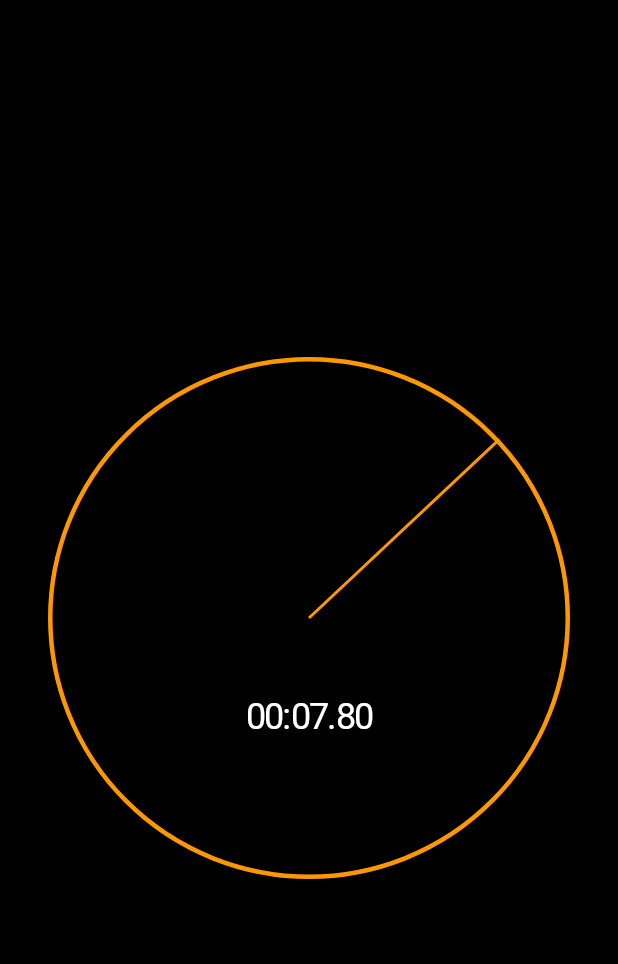
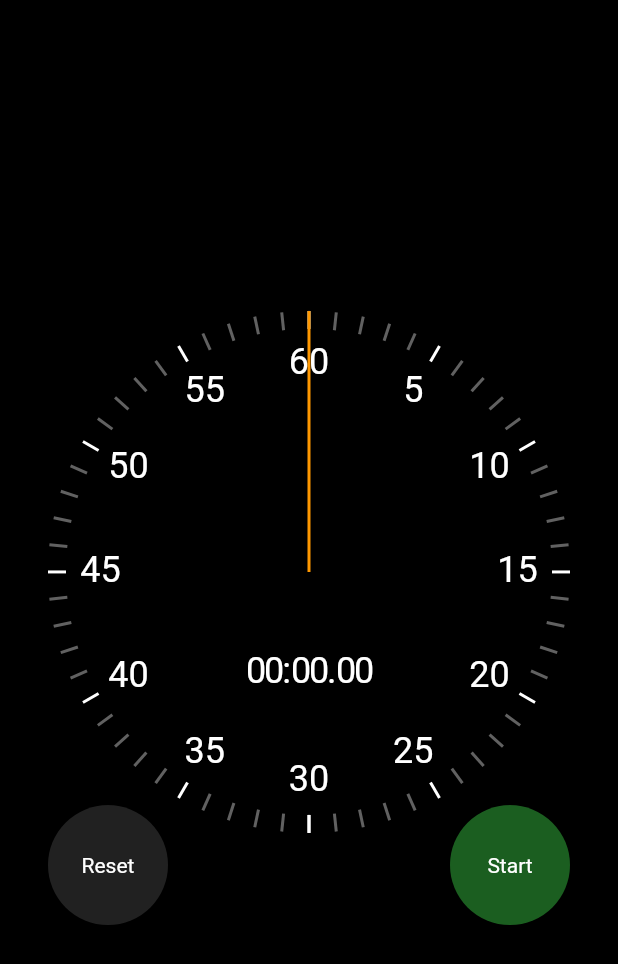
Before and after one commit to szgozcan/stopwatch, a Flutter app: the screen it shows after launch, on a phone screen of 412 x 824 dp. Shown: the top 964 px of the screen. Run offline on Flutter 3.47's test engine with Material 2 defaults, Android fonts, the phone set to English and light mode, and no system bars.

Commit message:
last commit

```diff
--- a/lib/main.dart
+++ b/lib/main.dart
@@ -28,7 +28,10 @@ class MyHomePage extends StatelessWidget {
         body: Center(
           child: Padding(
             padding: const EdgeInsets.all(32.0),
-            child: AspectRatio(aspectRatio: 1.0, child: Stopwatch()),
+            child: AspectRatio(
+              aspectRatio: 0.85,
+              child: Stopwatch(),
+            ),
           ),
         ),
       ),
--- /dev/null
+++ b/lib/ui/clock_markers.dart
@@ -0,0 +1,70 @@
+// ignore_for_file: public_member_api_docs, sort_constructors_first
+
+import 'dart:math';
+
+import 'package:flutter/material.dart';
+
+class ClockSecondsTickMarker extends StatelessWidget {
+  const ClockSecondsTickMarker({
+    Key? key,
+    required this.seconds,
+    required this.radius,
+  }) : super(key: key);
+
+  final int seconds;
+  final double radius;
+
+  @override
+  Widget build(BuildContext context) {
+    final color = seconds % 5 == 0 ? Colors.white : Colors.grey[700];
+    const width = 2.0;
+    const height = 12.0;
+    return Transform(
+      alignment: Alignment.center,
+      transform: Matrix4.identity()
+        ..translate(-width / 2, -height / 2, 0.0)
+        ..rotateZ(2 * pi * (seconds / 60))
+        ..translate(0.0, radius - height / 2, 0.0),
+      child: Container(
+        color: color,
+        width: width,
+        height: height,
+      ),
+    );
+  }
+}
+
+class ClockTextMarker extends StatelessWidget {
+  const ClockTextMarker({
+    Key? key,
+    required this.value,
+    required this.maxValue,
+    required this.radius,
+  }) : super(key: key);
+  final int value;
+  final int maxValue;
+  final double radius;
+
+  @override
+  Widget build(BuildContext context) {
+    const width = 40.0;
+    const height = 30.0;
+    return Transform(
+      alignment: Alignment.center,
+      transform: Matrix4.identity()
+        ..translate(-width / 2, -height / 2, 0.0)
+        ..rotateZ(pi + 2 * pi * (value / maxValue))
+        ..translate(0.0, radius - 35, 0.0)
+        ..rotateZ(pi - 2 * pi * (value / maxValue)),
+      child: SizedBox(
+        width: width,
+        height: height,
+        child: Text(
+          value.toString(),
+          style: TextStyle(fontSize: 24),
+          textAlign: TextAlign.center,
+        ),
+      ),
+    );
+  }
+}
--- a/lib/ui/stopwatch.dart
+++ b/lib/ui/stopwatch.dart
@@ -1,5 +1,7 @@
 import 'package:flutter/material.dart';
 import 'package:flutter/scheduler.dart';
+import 'package:stopwatch_flutter/ui/reset_button.dart';
+import 'package:stopwatch_flutter/ui/start_stop_button.dart';
 import 'package:stopwatch_flutter/ui/stopwatch_renderer.dart';
 
 class Stopwatch extends StatefulWidget {
@@ -9,8 +11,11 @@ class Stopwatch extends StatefulWidget {
 
 class _StopwatchState extends State<Stopwatch>
     with SingleTickerProviderStateMixin {
-  Duration _elapsed = Duration.zero;
-
+  Duration _currentlyElapsed = Duration.zero;
+  Duration _previouslyElapsed = Duration.zero;
+  Duration get _elapsed => _currentlyElapsed + _previouslyElapsed;
+  //Duration _elapsed = Duration.zero;
+  bool _isRunning = false;
   late final Ticker _ticker;
 
   @override
@@ -19,10 +24,9 @@ class _StopwatchState extends State<Stopwatch>
 
     _ticker = this.createTicker((elapsed) {
       setState(() {
-        _elapsed = elapsed;
+        _currentlyElapsed = elapsed;
       });
     });
-    _ticker.start();
   }
 
   @override
@@ -31,13 +35,58 @@ class _StopwatchState extends State<Stopwatch>
     super.dispose();
   }
 
+  void _toggleRunning() {
+    setState(() {
+      _isRunning = !_isRunning;
+      if (_isRunning) {
+        _ticker.start();
+      } else {
+        _ticker.stop();
+        _previouslyElapsed += _currentlyElapsed;
+        _currentlyElapsed = Duration.zero;
+      }
+    });
+  }
+
+  void _reset() {
+    _ticker.stop();
+    _isRunning = false;
+    setState(() {});
+    _previouslyElapsed = Duration.zero;
+    _currentlyElapsed = Duration.zero;
+  }
+
   @override
   Widget build(BuildContext context) {
     return LayoutBuilder(builder: (context, constraints) {
       final radius = constraints.maxWidth / 2;
-      return StopwatchRenderer(
-        elapsed: _elapsed,
-        radius: radius,
+      return Stack(
+        children: [
+          StopwatchRenderer(
+            elapsed: _elapsed,
+            radius: radius,
+          ),
+          Align(
+              alignment: Alignment.bottomLeft,
+              child: SizedBox(
+                height: 80,
+                width: 80,
+                child: ResetButton(
+                  onPressed: _reset,
+                ),
+              )),
+          Align(
+            alignment: Alignment.bottomRight,
+            child: SizedBox(
+              height: 80,
+              width: 80,
+              child: StartStopButton(
+                isRunning: _isRunning,
+                onPressed: _toggleRunning,
+              ),
+            ),
+          )
+        ],
       );
     });
   }
--- a/lib/ui/stopwatch_renderer.dart
+++ b/lib/ui/stopwatch_renderer.dart
@@ -2,6 +2,7 @@ import 'dart:math';
 
 import 'package:flutter/material.dart';
 import 'package:stopwatch_flutter/ui/clock_hand.dart';
+import 'package:stopwatch_flutter/ui/clock_markers.dart';
 import 'package:stopwatch_flutter/ui/elapsed_time_text.dart';
 
 class StopwatchRenderer extends StatelessWidget {
@@ -15,11 +16,21 @@ class StopwatchRenderer extends StatelessWidget {
   Widget build(BuildContext context) {
     return Stack(
       children: [
-        Container(
-          decoration: BoxDecoration(
-              border: Border.all(width: 3, color: Colors.orange),
-              borderRadius: BorderRadius.circular(radius)),
-        ),
+        for (var i = 0; i <= 60; i++)
+          Positioned(
+            left: radius,
+            top: radius,
+            child: ClockSecondsTickMarker(
+              seconds: i,
+              radius: radius,
+            ),
+          ),
+        for (var i = 5; i <= 60; i += 5)
+          Positioned(
+            top: radius,
+            left: radius,
+            child: ClockTextMarker(value: i, maxValue: 60, radius: radius),
+          ),
         Positioned(
           left: radius,
           top: radius,
```
